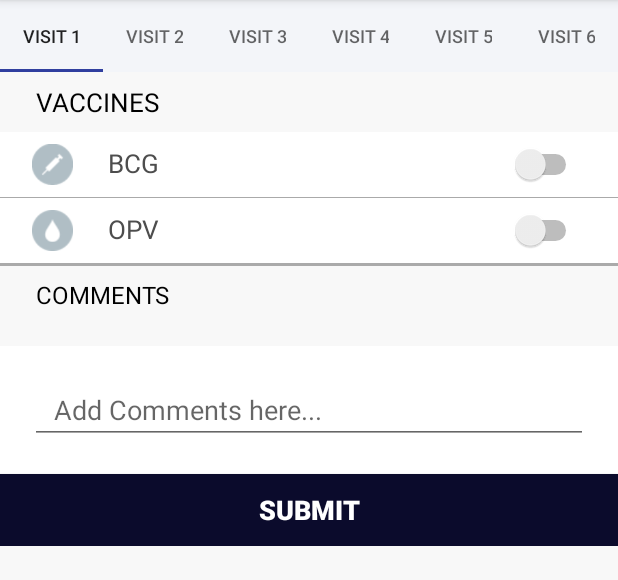
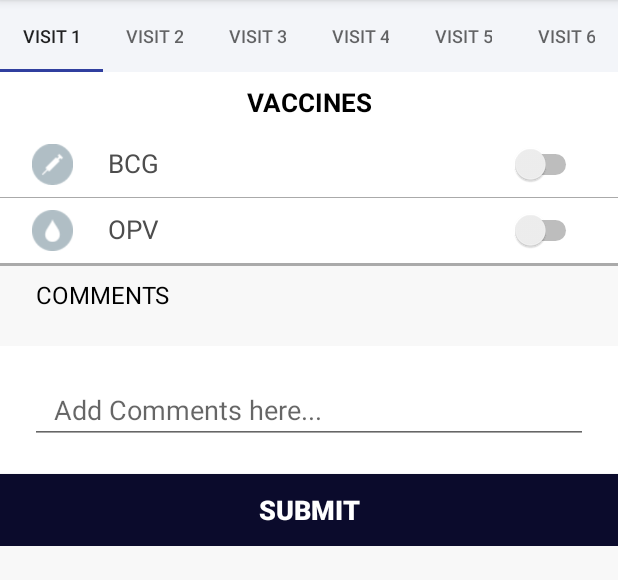
Before and after one commit to aliabbasjaffri/Vaccinator, an Android app: the Vaccine_record screen opened directly, with no data from a screen before it, on a phone screen of 412 x 824 dp, the part 84-664 px from its top. Run offline under Robolectric (Android 15) with nearby library versions, the phone set to English and light mode, and no system bars.

```diff
--- a/app/src/main/AndroidManifest.xml
+++ b/app/src/main/AndroidManifest.xml
@@ -16,6 +16,8 @@
         android:supportsRtl="true"
         android:theme="@style/AppTheme" >
 
+        <meta-data android:name="AA_DB_NAME" android:value="Database.db" />
+        <meta-data android:name="AA_DB_VERSION" android:value="1" />
         <activity android:name="vaccine_process.Vaccine_record"  >
 
 
--- a/app/src/main/java/vaccine_process/Vaccine_record.java
+++ b/app/src/main/java/vaccine_process/Vaccine_record.java
@@ -85,7 +85,7 @@ public class Vaccine_record extends AppCompatActivity implements Fragment_birth.
         //toolbar = (Toolbar) findViewById(R.id.baseActivityToolbarInclude);
         //mTitle = (TextView) toolbar.findViewById(R.id.toolbar_title);
 
-            tabLayout = (TabLayout) findViewById(R.id.baseActivityTabLayoutInclude);
+            tabLayout = (TabLayout) findViewById(R.id.VaccineProcessActivityTabLayoutInclude);
       tabLayout.setupWithViewPager(mViewPager);
         tabLayout.setBackgroundColor(Color.parseColor("#f3f5f9"));
 
--- a/app/src/main/res/layout/fragment_fragment_birth.xml
+++ b/app/src/main/res/layout/fragment_fragment_birth.xml
@@ -22,27 +22,6 @@
                 android:layout_weight="1"
                 android:orientation="vertical" >
 
-                <!-- 			android:gravity="bottom"  -->
-
-                <LinearLayout
-                    android:layout_width="match_parent"
-                    android:layout_height="wrap_content"
-                    android:background="#F8F8F8"
-                    android:paddingLeft="16dp" >
-
-                    <TextView
-                        android:id="@+id/textV_vacc"
-                        android:layout_width="wrap_content"
-                        android:layout_height="wrap_content"
-                        android:alpha="54"
-                        android:padding="@dimen/standard_padding"
-                        android:paddingBottom="7dp"
-                        android:paddingTop="7dp"
-                        android:text="VACCINES"
-                        android:textColor="#000000"
-                        android:textSize="17dp" />
-
-                </LinearLayout>
 
                 <LinearLayout
                     android:layout_width="match_parent"
--- a/app/src/main/res/layout/pager_xml.xml
+++ b/app/src/main/res/layout/pager_xml.xml
@@ -1,5 +1,3 @@
-
-
 <ScrollView xmlns:android="http://schemas.android.com/apk/res/android"
 android:layout_width="match_parent"
 android:layout_height="match_parent"
@@ -10,32 +8,37 @@ android:fillViewport="true">
         android:layout_width="fill_parent"
         android:layout_height="wrap_content">
 
-    <!--Toolbar for Tutor Activities-->
-
-
-    <!--TabLayout for View Pager-->
-
-    <include layout="@layout/tablayout" android:id="@+id/baseActivityTabLayoutInclude"
-
+        <include layout="@layout/tablayout"
+            android:id="@+id/VaccineProcessActivityTabLayoutInclude"
             android:layout_width="match_parent"
             android:layout_height="wrap_content"
             android:layout_alignParentRight="true"
             android:layout_alignParentEnd="true" />
 
+        <TextView
+            android:id="@+id/pager_vaccine_textview"
+            android:layout_width="match_parent"
+            android:layout_height="wrap_content"
+            android:padding="@dimen/standard_padding"
+            android:text="VACCINES"
+            android:textColor="@color/black"
+            android:textSize="17dp"
+            android:layout_below="@+id/VaccineProcessActivityTabLayoutInclude"
+            android:gravity="center"
+            android:phoneNumber="true"
+            android:textStyle="bold"
+            android:background="@color/white" />
+
         <vaccine_process.CustomViewPager
             android:id="@+id/view_pager"
             android:layout_width="match_parent"
             android:layout_height="match_parent"
-        android:layout_below="@+id/baseActivityTabLayoutInclude"
-
-        />
-
-
+            android:layout_below="@+id/pager_vaccine_textview" />
 
         <FrameLayout
             android:layout_width="match_parent"
             android:layout_height="match_parent"
-        android:layout_below="@+id/baseActivityTabLayoutInclude"
+            android:layout_below="@+id/pager_vaccine_textview"
             android:layout_alignParentLeft="true"
             android:layout_alignParentStart="true"
             android:id="@+id/frame_container"
```
Also changed, not shown: app/src/main/java/Persistance/Controller/PersistanceController.java (added, +17 -0 lines), app/src/main/java/Persistance/Model/BabyInfo.java (added, +50 -0 lines), app/src/main/res/layout/fragment_fragment_09months.xml (+0 -22 lines), app/src/main/res/layout/fragment_fragment_10week.xml (+0 -20 lines), app/src/main/res/layout/fragment_fragment_14week.xml (+0 -19 lines), app/src/main/res/layout/fragment_fragment_15months.xml (+0 -21 lines), app/src/main/res/layout/fragment_fragment_6week.xml (+0 -21 lines), app/libs/activeandroid-3.0.jar (added), 1 other file. Lines whose indentation alone changed are shown as unchanged.
